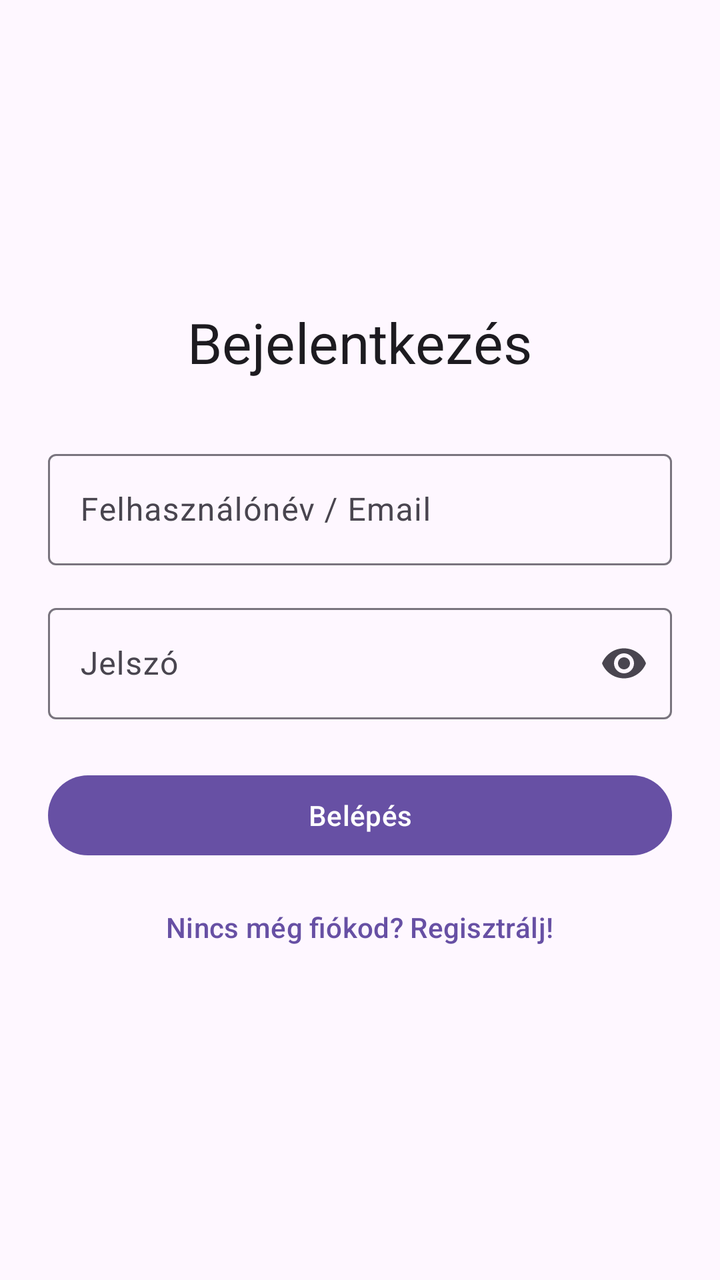
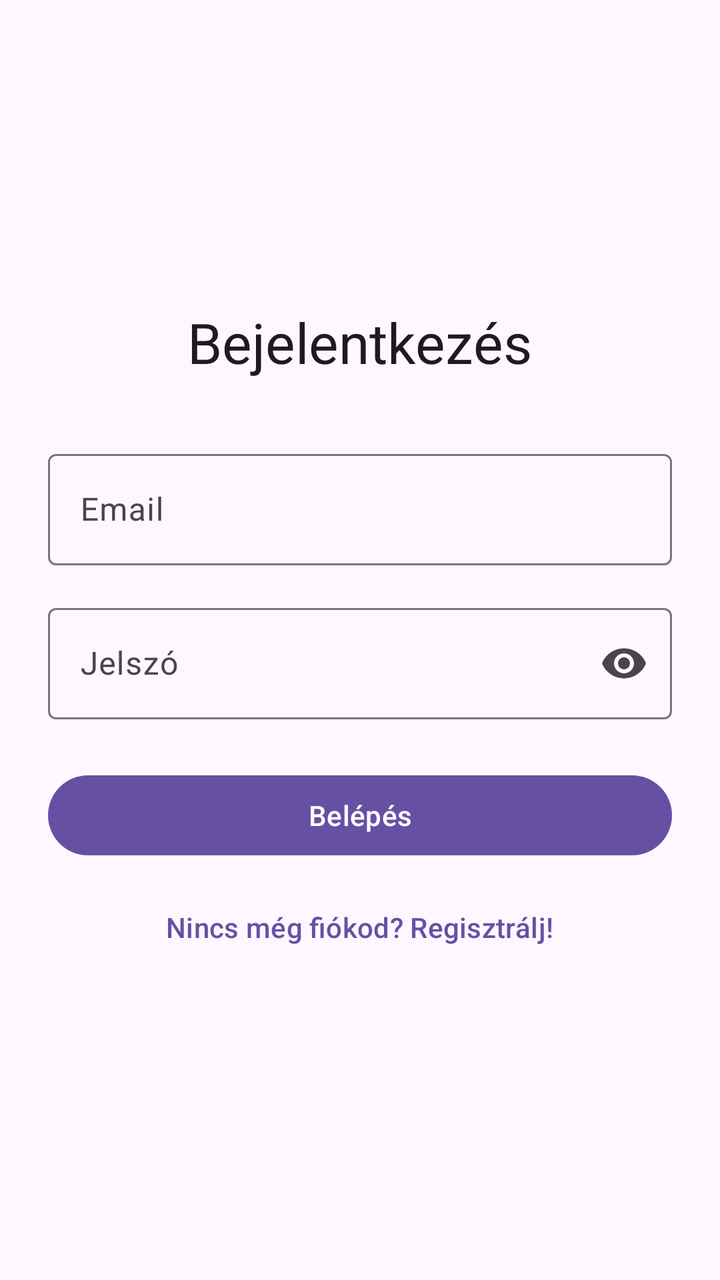

An Android layout rendered at two revisions. The XML below is the earlier revision; the diff shows what the commit changed to produce the second picture.
<!-- AndroidManifest.xml: application theme Theme.Progr3ssApp -->
<!-- res/layout/fragment_login.xml -->
<?xml version="1.0" encoding="utf-8"?>
<ScrollView xmlns:android="http://schemas.android.com/apk/res/android"
    xmlns:app="http://schemas.android.com/apk/res-auto"
    xmlns:tools="http://schemas.android.com/tools"
    android:layout_width="match_parent"
    android:layout_height="match_parent"
    android:fillViewport="true"
    tools:context=".ui.auth.LoginFragment">

    <LinearLayout
        android:layout_width="match_parent"
        android:layout_height="wrap_content"
        android:gravity="center"
        android:orientation="vertical"
        android:padding="24dp">

        <TextView
            android:id="@+id/tv_login_title"
            android:layout_width="wrap_content"
            android:layout_height="wrap_content"
            android:layout_marginBottom="32dp"
            android:text="@string/login_heading"
            android:textAppearance="?attr/textAppearanceHeadlineMedium" />

        
        <com.google.android.material.textfield.TextInputLayout
            android:id="@+id/til_username"
            style="@style/Widget.Material3.TextInputLayout.OutlinedBox"
            android:layout_width="match_parent"
            android:layout_height="wrap_content"
            android:hint="@string/hint_username">

            <com.google.android.material.textfield.TextInputEditText
                android:id="@+id/et_username"
                android:layout_width="match_parent"
                android:layout_height="wrap_content"
                android:autofillHints="username"
                android:inputType="text"
                android:maxLines="1" />
        </com.google.android.material.textfield.TextInputLayout>

        
        <com.google.android.material.textfield.TextInputLayout
            android:id="@+id/til_password"
            style="@style/Widget.Material3.TextInputLayout.OutlinedBox"
            android:layout_width="match_parent"
            android:layout_height="wrap_content"
            android:layout_marginTop="16dp"
            android:hint="@string/hint_password"
            app:endIconMode="password_toggle">

            <com.google.android.material.textfield.TextInputEditText
                android:id="@+id/et_password"
                android:layout_width="match_parent"
                android:layout_height="wrap_content"
                android:autofillHints="password"
                android:inputType="textPassword"
                android:maxLines="1" />
        </com.google.android.material.textfield.TextInputLayout>

        <Button
            android:id="@+id/btn_login"
            android:layout_width="match_parent"
            android:layout_height="wrap_content"
            android:layout_marginTop="24dp"
            android:text="@string/btn_login" />

        <Button
            android:id="@+id/btn_go_register"
            style="@style/Widget.Material3.Button.TextButton"
            android:layout_width="wrap_content"
            android:layout_height="wrap_content"
            android:layout_marginTop="8dp"
            android:text="@string/link_register" />
    </LinearLayout>
</ScrollView>
<!-- resources referenced by this layout -->
<resources>
  <string name="btn_login">Belépés</string>
  <string name="hint_password">Jelszó</string>
  <string name="hint_username">Felhasználónév / Email</string>
  <string name="link_register">Nincs még fiókod? Regisztrálj!</string>
  <string name="login_heading">Bejelentkezés</string>
  <style name="Theme.Progr3ssApp" parent="Theme.Material3.DayNight.NoActionBar" />
</resources>

<!-- the commit's change to res/layout/fragment_login.xml (unified diff, before → after) -->
@@ -24,18 +24,18 @@
 
         
         <com.google.android.material.textfield.TextInputLayout
-            android:id="@+id/til_username"
+            android:id="@+id/til_email"
             style="@style/Widget.Material3.TextInputLayout.OutlinedBox"
             android:layout_width="match_parent"
             android:layout_height="wrap_content"
-            android:hint="@string/hint_username">
+            android:hint="@string/hint_email">
 
             <com.google.android.material.textfield.TextInputEditText
-                android:id="@+id/et_username"
+                android:id="@+id/et_email"
                 android:layout_width="match_parent"
                 android:layout_height="wrap_content"
-                android:autofillHints="username"
-                android:inputType="text"
+                android:autofillHints="emailAddress"
+                android:inputType="textEmailAddress"
                 android:maxLines="1" />
         </com.google.android.material.textfield.TextInputLayout>
 
@@ -58,12 +58,29 @@
                 android:maxLines="1" />
         </com.google.android.material.textfield.TextInputLayout>
 
-        <Button
-            android:id="@+id/btn_login"
+        
+        <FrameLayout
             android:layout_width="match_parent"
             android:layout_height="wrap_content"
-            android:layout_marginTop="24dp"
-            android:text="@string/btn_login" />
+            android:layout_marginTop="24dp">
+
+            <Button
+                android:id="@+id/btn_login"
+                android:layout_width="match_parent"
+                android:layout_height="wrap_content"
+                android:text="@string/btn_login" />
+
+            <com.google.android.material.progressindicator.CircularProgressIndicator
+                android:id="@+id/progress_login"
+                android:layout_width="wrap_content"
+                android:layout_height="wrap_content"
+                android:layout_gravity="center"
+                android:elevation="8dp"
+                android:indeterminate="true"
+                android:visibility="gone"
+                app:indicatorSize="20dp"
+                app:trackThickness="2dp" />
+        </FrameLayout>
 
         <Button
             android:id="@+id/btn_go_register"
<!-- resource entries referenced after the edit -->
@@ -1,8 +1,8 @@
 <!-- resources referenced by this layout -->
 <resources>
   <string name="btn_login">Belépés</string>
+  <string name="hint_email">Email</string>
   <string name="hint_password">Jelszó</string>
-  <string name="hint_username">Felhasználónév / Email</string>
   <string name="link_register">Nincs még fiókod? Regisztrálj!</string>
   <string name="login_heading">Bejelentkezés</string>
   <style name="Theme.Progr3ssApp" parent="Theme.Material3.DayNight.NoActionBar" />
